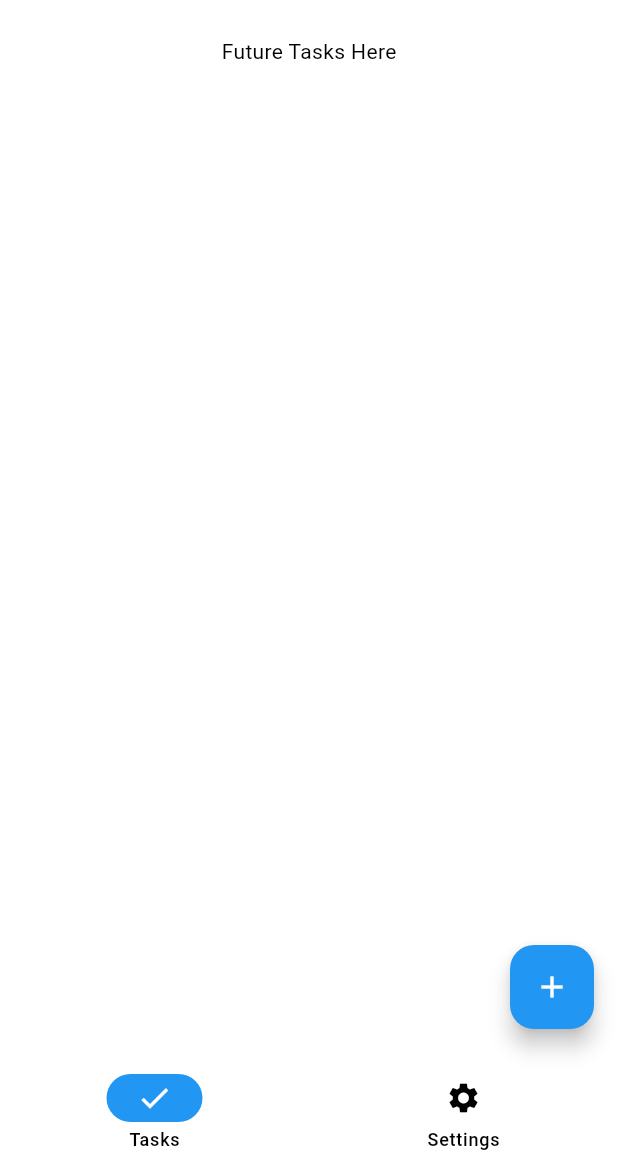
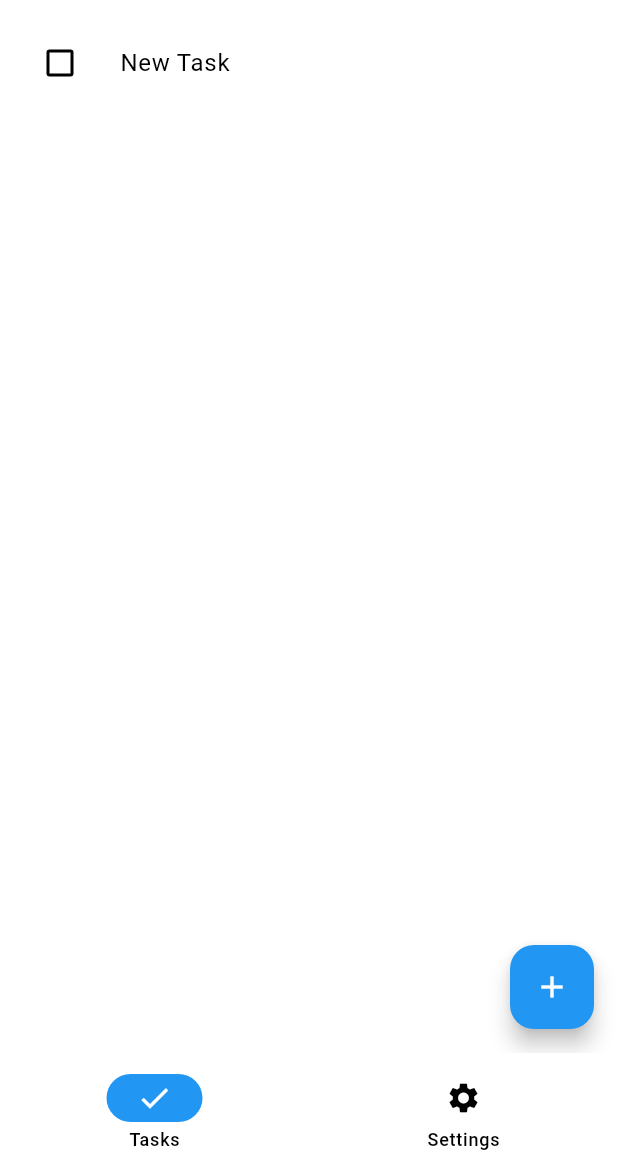
Before and after one commit to say-no-to-sleep/NS4U, a Flutter app: the screen it shows after launch, after a tap on the "add" icon, on a phone screen of 412 x 824 dp, the part 63-1236 px from its top. Run offline on Flutter 3.47's test engine with Material 2 defaults, Android fonts, the phone set to English and light mode, and no system bars; drawn by our look-alikes of dynamic_color.

Commit message:
Added a simple task page template

```diff
--- a/lib/main.dart
+++ b/lib/main.dart
@@ -10,7 +10,8 @@ void main() async {
 }
 
 class MyApp extends StatelessWidget {
-  const MyApp({super.key});
+  const MyApp({Key? key}) : super(key: key);
+
   static final _defaultLightColorScheme =
       ColorScheme.fromSwatch(primarySwatch: Colors.blue);
 
@@ -57,12 +58,9 @@ class _RootPageState extends State<RootPage> {
       appBar: AppBar(
         title: const Text('NS4U'),
       ),
-      body: pages[currentPage],
-      floatingActionButton: FloatingActionButton(
-        onPressed: () {
-          debugPrint('Floating Action Button');
-        },
-        child: const Icon(Icons.add),
+      body: IndexedStack(
+        index: currentPage,
+        children: pages,
       ),
       bottomNavigationBar: NavigationBar(
         destinations: const [
--- a/lib/tasks_page.dart
+++ b/lib/tasks_page.dart
@@ -1,27 +1,70 @@
 import 'package:flutter/material.dart';
 
-class TaskPage extends StatelessWidget {
+class Task {
+  final String title;
+  final bool isComplete;
+
+  Task(this.title, this.isComplete);
+}
+
+class TaskPage extends StatefulWidget {
   const TaskPage({super.key});
+
+  @override
+  State<TaskPage> createState() => _TaskPageState();
+}
+
+class _TaskPageState extends State<TaskPage> {
+  List<Task> tasks = [];
 
   @override
   Widget build(BuildContext context) {
     return Scaffold(
-        body: SingleChildScrollView(
-      child: Column(
-        children: [
-          const Divider(
-            height: 10,
-          ),
-          Center(
-            child: RichText(
-              text: TextSpan(
-                text: 'Future Tasks Here',
-                style: DefaultTextStyle.of(context).style,
-              ),
-            ),
-          ),
-        ],
+      body: ListView.builder(
+        itemCount: tasks.length,
+        itemBuilder: (context, index) {
+          return TaskWidget(task: tasks[index]);
+        },
       ),
-    ));
+      floatingActionButton: FloatingActionButton(
+        onPressed: () {
+          setState(() {
+            tasks.add(Task('New Task', false));
+          });
+        },
+        child: const Icon(Icons.add),
+      ),
+    );
+  }
+
+  @override
+  bool get wantKeepAlive => true;
+}
+
+class TaskWidget extends StatefulWidget {
+  final Task task;
+
+  const TaskWidget({Key? key, required this.task}) : super(key: key);
+
+  @override
+  State<TaskWidget> createState() => _TaskWidgetState();
+}
+
+class _TaskWidgetState extends State<TaskWidget> {
+  bool isComplete = false;
+
+  @override
+  Widget build(BuildContext context) {
+    return ListTile(
+      title: Text(widget.task.title),
+      leading: Checkbox(
+        value: isComplete,
+        onChanged: (value) {
+          setState(() {
+            isComplete = value!;
+          });
+        },
+      ),
+    );
   }
 }
--- a/pubspec.yaml
+++ b/pubspec.yaml
@@ -37,6 +37,7 @@ dependencies:
   cupertino_icons: ^1.0.2
   provider: ^6.0.5
   dynamic_color: ^1.6.7
+  shared_preferences: ^2.0.15
 
 dev_dependencies:
   flutter_test:
```
Also changed, not shown: lib/settings_page.dart (+39 -4 lines), pubspec.lock, 1 other file.
